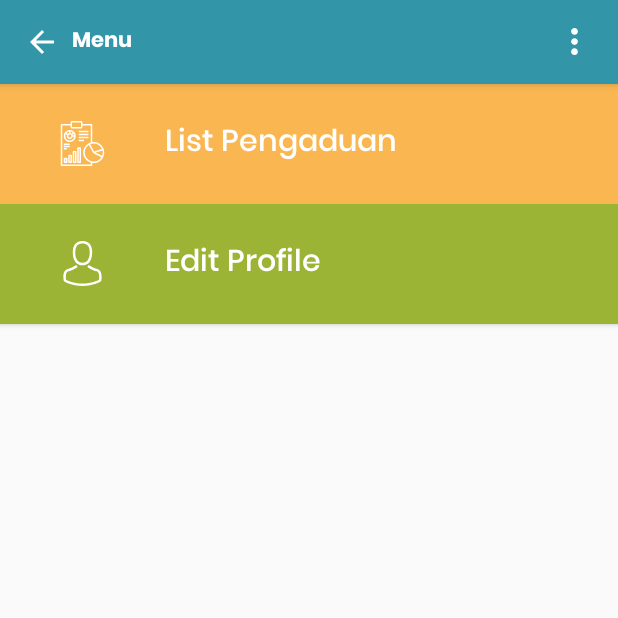
After one commit to Mukhlashin/RajaAmpat, an Android app: the MenuActivity screen opened directly, with no data from a screen before it, on a phone screen of 412 x 824 dp, the top half of it. The commit adds this screen. Run offline under Robolectric (Android 15) with nearby library versions, the phone set to English and light mode, and no system bars.

Commit message:
Adding the SubMenu UI

```diff
--- a/app/src/main/AndroidManifest.xml
+++ b/app/src/main/AndroidManifest.xml
@@ -9,7 +9,8 @@
         android:roundIcon="@mipmap/ic_launcher_round"
         android:supportsRtl="true"
         android:theme="@style/Theme.Design.Light.NoActionBar">
-        <activity android:name=".DetailNewsActivity"></activity>
+        <activity android:name=".MenuActivity"></activity>
+        <activity android:name=".DetailNewsActivity" />
         <activity android:name=".NewsActivity" />
         <activity android:name=".CurrencyActivity" />
         <activity android:name=".DetailReportActivity" />
--- /dev/null
+++ b/app/src/main/java/com/example/rajaampat/MenuActivity.java
@@ -0,0 +1,14 @@
+package com.example.rajaampat;
+
+import androidx.appcompat.app.AppCompatActivity;
+
+import android.os.Bundle;
+
+public class MenuActivity extends AppCompatActivity {
+
+    @Override
+    protected void onCreate(Bundle savedInstanceState) {
+        super.onCreate(savedInstanceState);
+        setContentView(R.layout.activity_menu);
+    }
+}
--- /dev/null
+++ b/app/src/main/res/drawable/ic_avatar.xml
@@ -0,0 +1,12 @@
+<vector xmlns:android="http://schemas.android.com/apk/res/android"
+    android:width="30dp"
+    android:height="30dp"
+    android:viewportWidth="30"
+    android:viewportHeight="30">
+  <path
+      android:pathData="M14.8912,16.1648C14.9223,16.1648 14.9534,16.1648 14.9906,16.1648C15.0031,16.1648 15.0155,16.1648 15.0279,16.1648C15.0466,16.1648 15.0714,16.1648 15.09,16.1648C16.9103,16.1338 18.3827,15.4939 19.4698,14.27C21.8616,11.5738 21.464,6.9517 21.4205,6.5107C21.2652,3.1994 19.6997,1.6152 18.4075,0.876C17.4446,0.323 16.3201,0.0248 15.0652,0H15.0217C15.0155,0 15.0031,0 14.9969,0H14.9596C14.27,0 12.9157,0.1118 11.6173,0.8511C10.3127,1.5904 8.7223,3.1746 8.5669,6.5107C8.5235,6.9517 8.1259,11.5738 10.5177,14.27C11.5986,15.4939 13.071,16.1338 14.8912,16.1648ZM10.2257,6.666C10.2257,6.6473 10.2319,6.6287 10.2319,6.6163C10.4369,2.1619 13.5991,1.6836 14.9534,1.6836H14.9782C14.9906,1.6836 15.0093,1.6836 15.0279,1.6836C16.7053,1.7208 19.5568,2.4042 19.7494,6.6163C19.7494,6.6349 19.7494,6.6536 19.7556,6.666C19.7618,6.7095 20.1967,10.9339 18.2211,13.158C17.4384,14.0402 16.3947,14.475 15.0217,14.4875C15.0093,14.4875 15.0031,14.4875 14.9906,14.4875C14.9782,14.4875 14.972,14.4875 14.9596,14.4875C13.5928,14.475 12.5429,14.0402 11.7664,13.158C9.797,10.9464 10.2195,6.7032 10.2257,6.666Z"
+      android:fillColor="#ffffff"/>
+  <path
+      android:pathData="M27.7573,23.831C27.7573,23.8248 27.7573,23.8186 27.7573,23.8124C27.7573,23.7627 27.751,23.713 27.751,23.657C27.7138,22.427 27.633,19.5506 24.9368,18.6312C24.9182,18.6249 24.8933,18.6187 24.8747,18.6125C22.0729,17.8981 19.7432,16.2828 19.7183,16.2642C19.3394,15.9971 18.8175,16.0903 18.5504,16.4692C18.2832,16.8482 18.3764,17.37 18.7554,17.6372C18.861,17.7117 21.3336,19.4326 24.4274,20.2278C25.8749,20.7434 26.0364,22.2903 26.0799,23.7067C26.0799,23.7627 26.0799,23.8124 26.0861,23.8621C26.0923,24.4212 26.055,25.2847 25.9556,25.7817C24.9492,26.3533 21.0043,28.3288 15.0031,28.3288C9.0267,28.3288 5.0569,26.347 4.0443,25.7755C3.9449,25.2785 3.9014,24.415 3.9138,23.8558C3.9138,23.8061 3.92,23.7564 3.92,23.7005C3.9635,22.2841 4.125,20.7372 5.5725,20.2216C8.6664,19.4264 11.1389,17.6993 11.2445,17.6309C11.6235,17.3638 11.7167,16.842 11.4495,16.463C11.1824,16.084 10.6606,15.9909 10.2816,16.258C10.2567,16.2766 7.9395,17.8919 5.1252,18.6063C5.1004,18.6125 5.0817,18.6187 5.0631,18.6249C2.3669,19.5506 2.2861,22.427 2.2489,23.6508C2.2489,23.7067 2.2489,23.7564 2.2427,23.8061C2.2427,23.8124 2.2427,23.8186 2.2427,23.8248C2.2364,24.1478 2.2302,25.8066 2.5595,26.639C2.6216,26.8006 2.7334,26.9372 2.8825,27.0304C3.0689,27.1547 7.5357,30 15.0093,30C22.4829,30 26.9496,27.1485 27.136,27.0304C27.2789,26.9372 27.3969,26.8006 27.4591,26.639C27.7697,25.8128 27.7635,24.154 27.7573,23.831Z"
+      android:fillColor="#ffffff"/>
+</vector>
--- /dev/null
+++ b/app/src/main/res/drawable/ic_chart.xml
@@ -0,0 +1,45 @@
+<vector xmlns:android="http://schemas.android.com/apk/res/android"
+    android:width="30dp"
+    android:height="30dp"
+    android:viewportWidth="30"
+    android:viewportHeight="30">
+  <path
+      android:pathData="M29.5,21C29.5036,17.1376 26.3754,14.0036 22.513,14C22.5087,14 22.5043,14 22.5,14C22.1652,14.0024 21.8309,14.0291 21.5,14.08V2.5C21.5,2.2239 21.2761,2 21,2H15V1C15,0.4477 14.5523,0 14,0H8C7.4477,0 7,0.4477 7,1V2H1C0.7239,2 0.5,2.2239 0.5,2.5V29.5C0.5,29.7761 0.7239,30 1,30H21C21.2761,30 21.5,29.7761 21.5,29.5V27.92C24.4871,28.3791 27.4259,26.8437 28.755,24.1295C29.2454,23.1593 29.5006,22.0872 29.5,21ZM28.0121,18.6262C28.0282,18.6636 28.0439,18.7011 28.0592,18.7388L22.7465,20.4L20.1275,15.4905C23.1707,14.1791 26.7007,15.583 28.0121,18.6262ZM8,1H14V4H8V1ZM20.5,29H1.5V3H7V4C7,4.5523 7.4477,5 8,5H14C14.5523,5 15,4.5523 15,4V3H20.5V14.3055C20.0522,14.4344 19.6187,14.6083 19.206,14.8245C15.7959,16.6422 14.5049,20.8802 16.3226,24.2903C17.2026,25.9412 18.7071,27.1709 20.5,27.7049V29ZM22.5,27C19.1863,26.999 16.5008,24.3119 16.5018,20.9982C16.5024,18.9622 17.5354,17.0654 19.2455,15.9605L22.059,21.2355L22.0625,21.2405C22.0705,21.255 22.082,21.2665 22.091,21.28C22.1074,21.3057 22.1259,21.3299 22.1465,21.3525L22.153,21.3595C22.1642,21.3687 22.1759,21.3772 22.188,21.385C22.2112,21.4039 22.2362,21.4207 22.2625,21.435C22.2675,21.4375 22.271,21.442 22.2765,21.445L27.6195,24.1165C26.5379,25.9101 24.5945,27.0047 22.5,27ZM28.0675,23.225L23.833,21.1075L24.5115,20.895L28.357,19.695C28.4521,20.1235 28.5001,20.5611 28.5,21C28.5008,21.7626 28.3539,22.5182 28.0675,23.225Z"
+      android:fillColor="#ffffff"/>
+  <path
+      android:pathData="M9.655,7.546C8.3035,5.8042 5.7957,5.4877 4.0539,6.8392C3.7466,7.0777 3.4757,7.3598 3.25,7.6765L3.6565,7.9675L3.2495,7.6765C1.9643,9.471 2.3772,11.9675 4.1717,13.2527C4.8506,13.739 5.6649,14.0003 6.5,14C8.7081,13.9975 10.4975,12.2081 10.5,10C10.5021,9.1103 10.2044,8.2458 9.655,7.546ZM7,7.0465C7.5696,7.1427 8.0987,7.4033 8.522,7.7965L7.7145,8.4245C7.503,8.2586 7.2599,8.1377 7,8.069V7.0465ZM6.4904,9.0005C6.8017,8.999 7.0957,9.1434 7.285,9.3905C7.4229,9.5638 7.4986,9.7785 7.5,10C7.5,10.5523 7.0523,11 6.5,11C5.9477,11 5.5,10.5523 5.5,10C5.4974,9.4505 5.9409,9.003 6.4904,9.0005ZM6,7.05V8.0685C5.713,8.1437 5.4462,8.2817 5.219,8.4725L4.3905,7.881C4.8289,7.4452 5.3909,7.155 6,7.05ZM5.9826,12.9377C4.5536,12.6875 3.5084,11.4507 3.5,10C3.5002,9.5457 3.6047,9.0975 3.8055,8.69L4.6395,9.2855C4.5489,9.513 4.5016,9.7553 4.5,10C4.4986,11.1024 5.3911,11.9971 6.4935,11.9985C7.4052,11.9996 8.2017,11.383 8.429,10.5H9.455C9.1692,12.132 7.6146,13.2235 5.9826,12.9377ZM8.4285,9.5C8.4028,9.4015 8.3694,9.3052 8.3285,9.212L9.1415,8.58C9.2974,8.867 9.4043,9.1779 9.458,9.5H8.4285Z"
+      android:fillColor="#ffffff"/>
+  <path
+      android:pathData="M19,6.5H12.5V7.5H19V6.5Z"
+      android:fillColor="#ffffff"/>
+  <path
+      android:pathData="M19,8.5H12.5V9.5H19V8.5Z"
+      android:fillColor="#ffffff"/>
+  <path
+      android:pathData="M19,10.5H12.5V11.5H19V10.5Z"
+      android:fillColor="#ffffff"/>
+  <path
+      android:pathData="M16,12.5H12.5V13.5H16V12.5Z"
+      android:fillColor="#ffffff"/>
+  <path
+      android:pathData="M4.5,24.5H3C2.7239,24.5 2.5,24.7239 2.5,25V27.5C2.5,27.7761 2.7239,28 3,28H4.5C4.7761,28 5,27.7761 5,27.5V25C5,24.7239 4.7761,24.5 4.5,24.5ZM4,27H3.5V25.5H4V27Z"
+      android:fillColor="#ffffff"/>
+  <path
+      android:pathData="M7.5,22.5H6C5.7239,22.5 5.5,22.7239 5.5,23V27.5C5.5,27.7761 5.7239,28 6,28H7.5C7.7761,28 8,27.7761 8,27.5V23C8,22.7239 7.7761,22.5 7.5,22.5ZM7,27H6.5V23.5H7V27Z"
+      android:fillColor="#ffffff"/>
+  <path
+      android:pathData="M10.5,20H9C8.7239,20 8.5,20.2239 8.5,20.5V27.5C8.5,27.7761 8.7239,28 9,28H10.5C10.7761,28 11,27.7761 11,27.5V20.5C11,20.2239 10.7761,20 10.5,20ZM10,27H9.5V21H10V27Z"
+      android:fillColor="#ffffff"/>
+  <path
+      android:pathData="M13.5,17.5H12C11.7239,17.5 11.5,17.7239 11.5,18V27.5C11.5,27.7761 11.7239,28 12,28H13.5C13.7761,28 14,27.7761 14,27.5V18C14,17.7239 13.7761,17.5 13.5,17.5ZM13,27H12.5V18.5H13V27Z"
+      android:fillColor="#ffffff"/>
+  <path
+      android:pathData="M6.5,15H2.5V16H6.5V15Z"
+      android:fillColor="#ffffff"/>
+  <path
+      android:pathData="M6.5,16.5H2.5V17.5H6.5V16.5Z"
+      android:fillColor="#ffffff"/>
+  <path
+      android:pathData="M4.5,18H2.5V19H4.5V18Z"
+      android:fillColor="#ffffff"/>
+</vector>
--- /dev/null
+++ b/app/src/main/res/layout/activity_menu.xml
@@ -0,0 +1,93 @@
+<?xml version="1.0" encoding="utf-8"?>
+<LinearLayout xmlns:android="http://schemas.android.com/apk/res/android"
+    xmlns:app="http://schemas.android.com/apk/res-auto"
+    xmlns:tools="http://schemas.android.com/tools"
+    android:layout_width="match_parent"
+    android:layout_height="match_parent"
+    tools:context=".MenuActivity"
+    android:orientation="vertical">
+
+    <com.google.android.material.appbar.AppBarLayout
+        android:layout_width="match_parent"
+        android:layout_height="wrap_content"
+        android:background="@color/colorPrimary"
+        tools:ignore="MissingConstraints">
+
+        <androidx.appcompat.widget.Toolbar
+            android:id="@+id/toolbar_main"
+            android:layout_width="match_parent"
+            android:layout_height="?attr/actionBarSize">
+
+            <ImageButton
+                android:id="@+id/btn_back"
+                android:layout_width="wrap_content"
+                app:layout_constraintTop_toTopOf="parent"
+                app:layout_constraintBottom_toBottomOf="parent"
+                app:layout_constraintStart_toStartOf="parent"
+                android:layout_height="match_parent"
+                android:background="@android:color/transparent"
+                android:src="@drawable/ic_arrow_back"/>
+
+            <androidx.constraintlayout.widget.ConstraintLayout
+                android:layout_width="match_parent"
+                android:layout_height="wrap_content">
+
+                <ImageButton
+                    android:id="@+id/btn_more"
+                    app:layout_constraintTop_toTopOf="parent"
+                    app:layout_constraintBottom_toBottomOf="parent"
+                    app:layout_constraintEnd_toEndOf="parent"
+                    android:layout_width="wrap_content"
+                    android:layout_height="match_parent"
+                    android:layout_marginEnd="20dp"
+                    android:src="@drawable/ic_menu"
+                    android:background="@android:color/transparent"/>
+
+                <TextView
+                    android:layout_width="wrap_content"
+                    android:layout_height="wrap_content"
+                    android:layout_marginStart="8dp"
+                    android:layout_marginTop="8dp"
+                    android:layout_marginBottom="8dp"
+                    android:fontFamily="@font/poppinsbold"
+                    android:text="Menu"
+                    android:textColor="@android:color/white"
+                    app:layout_constraintBottom_toBottomOf="parent"
+                    app:layout_constraintStart_toStartOf="parent"
+                    app:layout_constraintTop_toTopOf="parent" />
+
+            </androidx.constraintlayout.widget.ConstraintLayout>
+
+        </androidx.appcompat.widget.Toolbar>
+
+    </com.google.android.material.appbar.AppBarLayout>
+
+    <Button
+        android:layout_width="match_parent"
+        android:layout_height="80dp"
+        android:background="@color/colorMenuButtonYellow"
+        android:text="List Pengaduan"
+        android:textColor="@android:color/white"
+        android:fontFamily="@font/poppinsmedium"
+        android:textAllCaps="false"
+        android:textSize="20sp"
+        android:gravity="start|center"
+        android:drawablePadding="40dp"
+        android:drawableStart="@drawable/ic_chart"
+        android:paddingLeft="40dp"/>
+
+    <Button
+        android:layout_width="match_parent"
+        android:layout_height="80dp"
+        android:background="@color/colorMenuButtonGreen"
+        android:text="Edit Profile"
+        android:textColor="@android:color/white"
+        android:fontFamily="@font/poppinsmedium"
+        android:textAllCaps="false"
+        android:textSize="20sp"
+        android:gravity="start|center"
+        android:drawablePadding="40dp"
+        android:drawableStart="@drawable/ic_avatar"
+        android:paddingLeft="40dp"/>
+
+</LinearLayout>
--- a/app/src/main/res/values/colors.xml
+++ b/app/src/main/res/values/colors.xml
@@ -9,4 +9,6 @@
     <color name="colorTextContact">#1DC2F6</color>
     <color name="colorStroke">#CCC8C8</color>
     <color name="colorTextHighlight">#005ACC</color>
+    <color name="colorMenuButtonYellow">#FAB651</color>
+    <color name="colorMenuButtonGreen">#9BB435</color>
 </resources>
```
